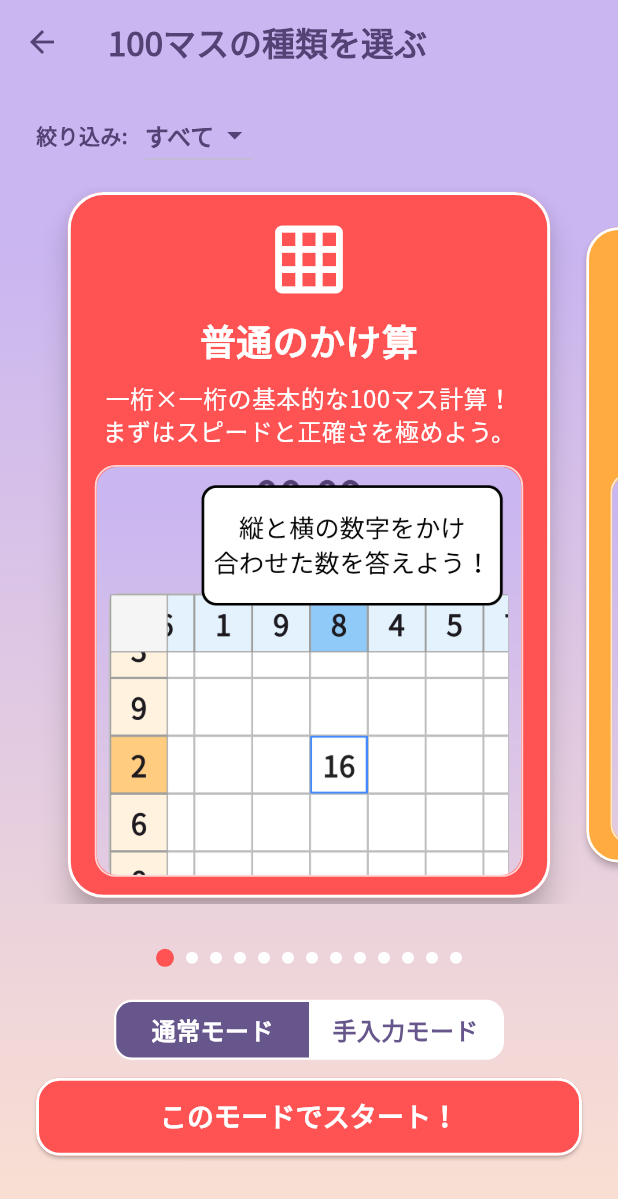
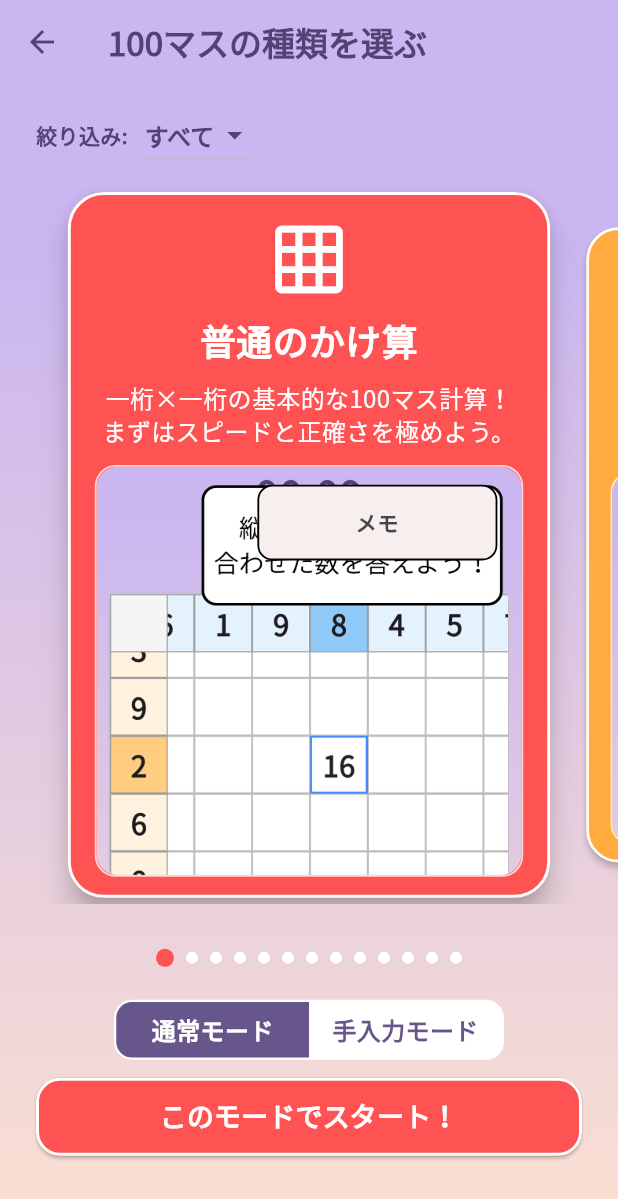
Before and after one commit to kazukingyamamoto-tech/Calculation_Practice, a Flutter app: the SelectModeScreen screen opened directly, on a phone screen of 412 x 824 dp. Shown: the top 1199 px of the screen. Run offline on Flutter 3.47's test engine with Material 3 defaults, Android fonts, the phone set to English and light mode, and no system bars; our stand-ins replace fl_chart, google_fonts, pdf, printing, share_plus, shared_preferences; missing offline and left inert: file_selector; accounts and stored records are empty.

Commit message:
place textfields in pictures

```diff
--- a/lib/logic/templateGrid.dart
+++ b/lib/logic/templateGrid.dart
@@ -1110,7 +1110,7 @@ class _TemplateMultiplicationBrainState
               horizontal: horizontalPadding,
               vertical: buttonVerticalPadding,
             ),
-            backgroundColor: const Color(0xFFEBEBEB),
+            backgroundColor: const Color(0xFFE3E3E3),
             side: const BorderSide(color: Color(0xFF544275), width: 2.0),
             foregroundColor: const Color(0xFF544275),
             textStyle: TextStyle(
--- a/lib/screen/selectModeScreen.dart
+++ b/lib/screen/selectModeScreen.dart
@@ -33,6 +33,7 @@ class _SelectModeScreenState extends State<SelectModeScreen> {
   static const double _minLandscapeSafeHeight = 550;
   int _currentIndex = 0;
   bool _isManualInputMode = false;
+  final Map<String, TextEditingController> _modeNoteControllers = {};
 
   // --- 絞り込み用の状態管理 ---
   String _selectedCategory = 'すべて';
@@ -47,12 +48,25 @@ class _SelectModeScreenState extends State<SelectModeScreen> {
 
   @override // ★ disposeには @override が必要です
   void dispose() {
+    for (final controller in _modeNoteControllers.values) {
+      controller.dispose();
+    }
     _colMaxCtrl.dispose();
     _colMinCtrl.dispose();
     _rowMaxCtrl.dispose();
     _rowMinCtrl.dispose();
     _pageController.dispose(); // これも忘れずに破棄
     super.dispose();
+  }
+
+  @override
+  void initState() {
+    super.initState();
+    for (final mode in _modes) {
+      if (!mode.isCustom) {
+        _modeNoteControllers[mode.title] = TextEditingController();
+      }
+    }
   }
 
   // --- ★追加：選んだモードに合わせてデフォルト値を入力欄にセットする関数 ---
@@ -550,6 +564,11 @@ class _SelectModeScreenState extends State<SelectModeScreen> {
 
   // --- カード中身（通常） ---
   Widget _buildNormalCard(GameMode mode) {
+    final noteController = _modeNoteControllers.putIfAbsent(
+      mode.title,
+      TextEditingController.new,
+    );
+
     return Padding(
       padding: const EdgeInsets.fromLTRB(18, 18, 18, 14),
       child: Column(
@@ -590,7 +609,10 @@ class _SelectModeScreenState extends State<SelectModeScreen> {
               ),
               child: ClipRRect(
                 borderRadius: BorderRadius.circular(14),
-                child: Image.asset(
+                child: Stack(
+                  fit: StackFit.expand,
+                  children: [
+                    Image.asset(
                       mode.imagePath ?? "",
                       fit: BoxFit.cover,
                       errorBuilder: (context, error, stackTrace) {
@@ -605,10 +627,42 @@ class _SelectModeScreenState extends State<SelectModeScreen> {
                         );
                       },
                     ),
+                    Align(
+                      alignment: Alignment.topRight,
+                      child: Padding(
+                        padding: const EdgeInsets.only(top: 12, right: 16),
+                        child: ConstrainedBox(
+                          constraints: const BoxConstraints(maxWidth: 160),
+                          child: _buildImageNoteField(noteController),
                         ),
                       ),
                     ),
                   ],
+                ),
+              ),
+            ),
+          ),
+        ],
+      ),
+    );
+  }
+
+  Widget _buildImageNoteField(TextEditingController controller) {
+    return Container(
+      decoration: BoxDecoration(
+        color: const Color.fromARGB(255, 247, 238, 238),
+        borderRadius: BorderRadius.circular(10),
+        border: Border.all(color: Colors.black, width: 1.2),
+      ),
+      padding: const EdgeInsets.symmetric(horizontal: 10),
+      child: TextField(
+        controller: controller,
+        textAlign: TextAlign.center,
+        style: const TextStyle(fontSize: 14, fontWeight: FontWeight.w600),
+        decoration: const InputDecoration(
+          hintText: "メモ",
+          border: InputBorder.none,
+        ),
       ),
     );
   }
```
Lines whose indentation alone changed are shown as unchanged.
